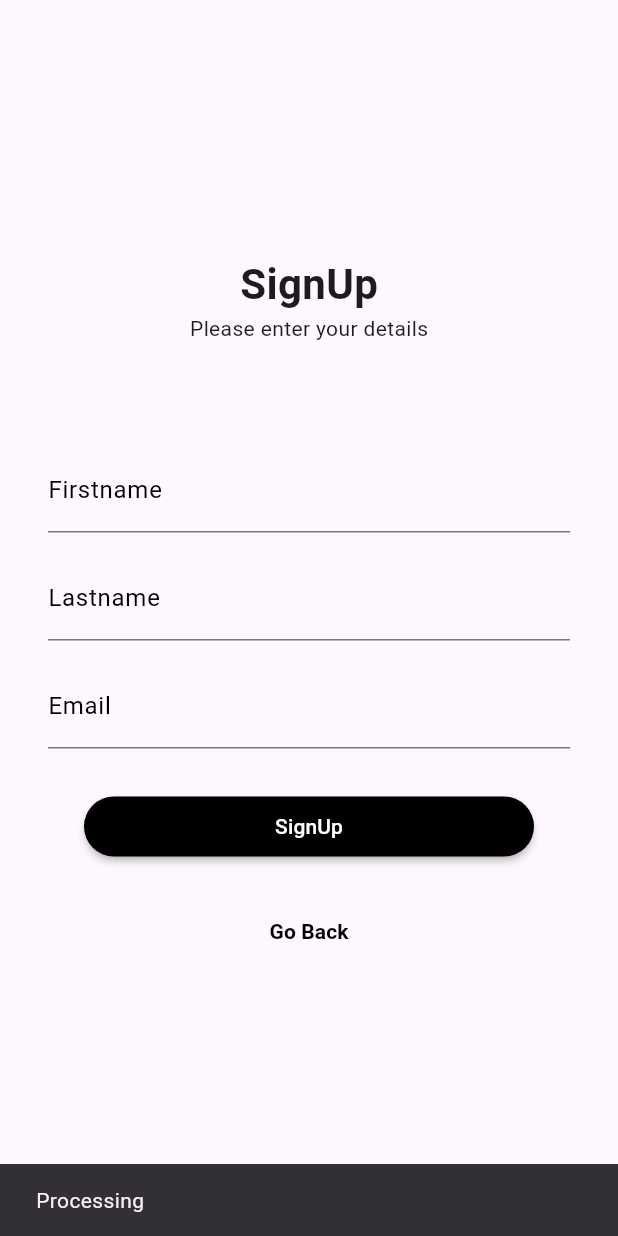
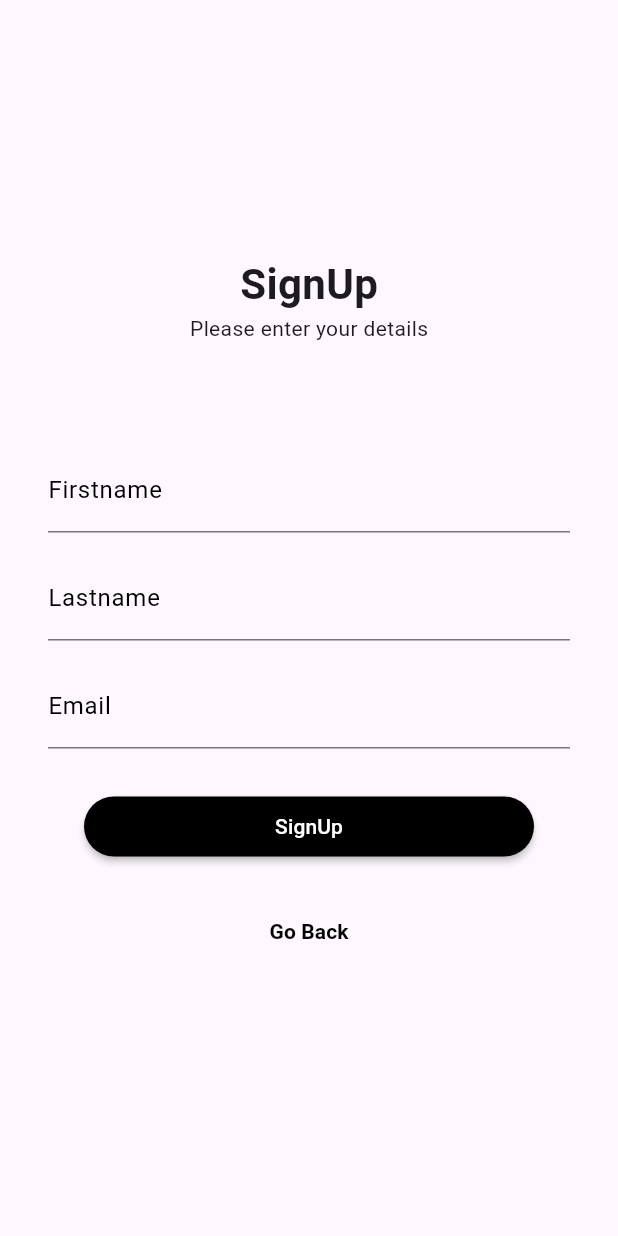
Before and after one commit to Yashwanth2008/VerifyX, a Flutter app: the screen it shows after launch, after a tap on "SignUp ?", on a phone screen of 412 x 824 dp. Run offline on Flutter 3.47's test engine with Material 3 defaults, Android fonts, the phone set to English and light mode, and no system bars.

```diff
--- a/lib/screens/loginScreen.dart
+++ b/lib/screens/loginScreen.dart
@@ -1,4 +1,5 @@
 import 'package:catalyst_app/screens/signupScreen.dart';
+import 'package:flutter/cupertino.dart';
 import 'package:flutter/material.dart';
 
 class AuthenticationPage extends StatelessWidget {
@@ -118,14 +119,9 @@ class SignupPageButton extends StatelessWidget {
       padding: const EdgeInsets.all(26),
       child: TextButton(
         onPressed: () {
-          ScaffoldMessenger.of(context).showSnackBar(
-            const SnackBar(
-              content: Text("Processing"),
-            ),
-          );
           Navigator.push(
             context,
-            MaterialPageRoute(
+            CupertinoPageRoute(
               builder: (context) => const SignupPage(),
             ),
           );
--- a/lib/screens/signupScreen.dart
+++ b/lib/screens/signupScreen.dart
@@ -127,11 +127,6 @@ class BackButton extends StatelessWidget {
       padding: const EdgeInsets.all(26.0),
       child: TextButton(
         onPressed: () {
-          ScaffoldMessenger.of(context).showSnackBar(
-            const SnackBar(
-              content: Text("Processing"),
-            ),
-          );
           Navigator.pop(context);
         },
         child: const Text(
```
